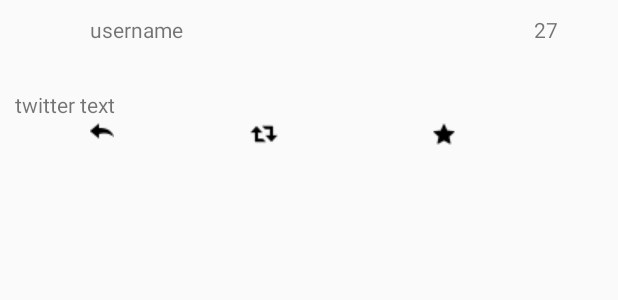
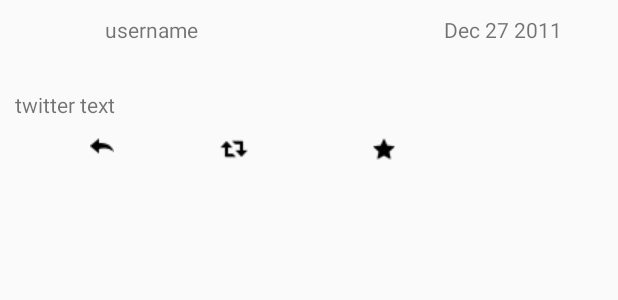
Before and after one commit to ksridhar3/SimpleTweets, an Android app: the layout activity_individual_item_home_time_line.xml on its own in the app's theme, with its tools: preview values and no code run, on a phone screen of 412 x 824 dp. Shown: the top 300 px of the screen. Run offline under Robolectric (Android 15) with nearby library versions, the phone set to English and light mode, and no system bars.

```diff
--- a/app/src/main/AndroidManifest.xml
+++ b/app/src/main/AndroidManifest.xml
@@ -48,8 +48,9 @@
         </activity>
         <activity
             android:name=".activities.HomeTimeLineActivity"
-            android:label="@string/home_time_line">
-
+            android:label="@string/home_time_line" />
+        <activity
+            android:name=".activities.ComposeTweetActivity">
         </activity>
     </application>
 
--- a/app/src/main/java/com/codepath/apps/simpletweets/activities/HomeTimeLineActivity.java
+++ b/app/src/main/java/com/codepath/apps/simpletweets/activities/HomeTimeLineActivity.java
@@ -90,4 +90,5 @@
         });
     }
 
+
 }
--- a/app/src/main/res/layout/activity_individual_item_home_time_line.xml
+++ b/app/src/main/res/layout/activity_individual_item_home_time_line.xml
@@ -13,6 +13,7 @@
     <TextView
         android:layout_width="wrap_content"
         android:layout_height="wrap_content"
+        android:paddingLeft="10dp"
         android:id="@+id/tv_user_name"
         android:layout_toRightOf="@id/iv_user_image"
         android:text="username"/>
@@ -21,6 +22,7 @@
         android:layout_height="wrap_content"
         android:id="@+id/tv_twitter_text"
         android:layout_below="@id/iv_user_image"
+        android:paddingBottom="10dp"
         android:text="twitter text"/>
     <ImageView
         android:layout_width="wrap_content"
@@ -34,7 +36,7 @@
         android:layout_height="wrap_content"
         android:layout_toRightOf="@+id/iv_twitter_reply"
         android:layout_alignTop="@id/iv_twitter_reply"
-        android:paddingLeft="90dp"
+        android:paddingLeft="70dp"
         android:id="@+id/iv_retweet"
         android:src="@drawable/retweet"/>
     <TextView
@@ -48,7 +50,7 @@
     <ImageView
         android:layout_width="wrap_content"
         android:layout_height="wrap_content"
-        android:paddingLeft="90dp"
+        android:paddingLeft="70dp"
         android:id="@+id/iv_favourites"
         android:layout_alignTop="@id/tv_retweet_cnt"
         android:layout_toRightOf="@id/tv_retweet_cnt"
@@ -64,12 +66,12 @@
     <TextView
         android:layout_width="wrap_content"
         android:layout_height="wrap_content"
-        android:paddingLeft="50dp"
+        android:paddingLeft="30dp"
         android:id="@+id/tv_date"
         android:layout_toRightOf="@id/iv_favourites"
         android:layout_alignTop="@id/tv_user_name"
         android:layout_alignBottom="@id/tv_user_name"
-        android:text="27"
+        android:text="Dec 27 2011"
         />
 
 </RelativeLayout>
--- /dev/null
+++ b/app/src/main/res/menu/activity_home_time_line_menu.xml
@@ -0,0 +1,4 @@
+<?xml version="1.0" encoding="utf-8"?>
+<menu xmlns:android="http://schemas.android.com/apk/res/android">
+
+</menu>
--- a/app/src/main/res/values/dimens.xml
+++ b/app/src/main/res/values/dimens.xml
@@ -3,5 +3,6 @@
     <!-- Default screen margins, per the Android Design guidelines. -->
     <dimen name="activity_horizontal_margin">16dp</dimen>
     <dimen name="activity_vertical_margin">16dp</dimen>
+    <dimen name="fab_margin">16dp</dimen>
 
 </resources>
--- a/app/src/main/res/values/strings.xml
+++ b/app/src/main/res/values/strings.xml
@@ -4,5 +4,6 @@
     <string name="app_name">Simple Tweets</string>
     <string name="login_label">Log in</string>
     <string name="home_time_line">Home</string>
+    <string name="title_activity_compose_tweet">ComposeTweet</string>
 
 </resources>
```
Also changed, not shown: app/build.gradle (+4 -3 lines), app/src/main/java/com/codepath/apps/simpletweets/activities/ComposeTweetActivity.java (added, +15 -0 lines), app/src/main/res/layout/activity_compose_tweet.xml (added, +12 -0 lines), app/src/main/res/values-v21/styles.xml (added, +9 -0 lines), app/src/main/res/values/styles.xml (+9 -0 lines).
